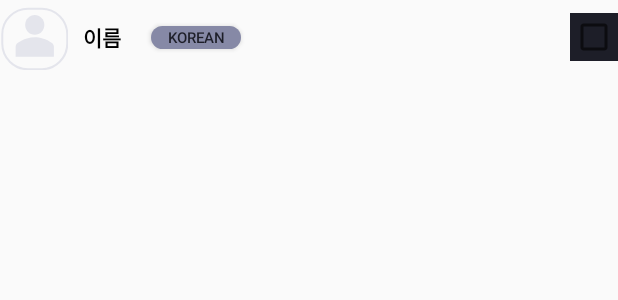
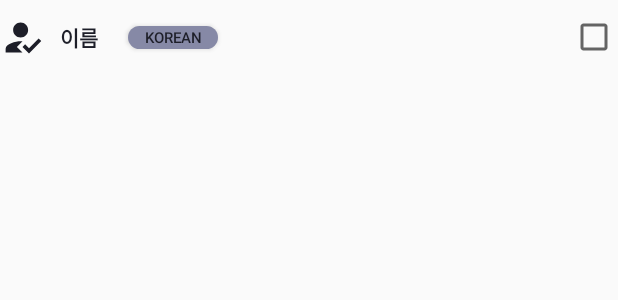
Before and after one commit to ARTRIUM/client, an Android app: the layout invite_detail.xml on its own in the app's theme, with its tools: preview values and no code run, on a phone screen of 412 x 824 dp. Shown: the top 300 px of the screen. Run offline under Robolectric (Android 15) with nearby library versions, the phone set to English and light mode, and no system bars.

Commit message:
change chatlistview

```diff
--- a/app/src/main/java/com/example/everytranslation/adapter/InviteListRecyclerViewAdapter.kt
+++ b/app/src/main/java/com/example/everytranslation/adapter/InviteListRecyclerViewAdapter.kt
@@ -27,6 +27,7 @@ class InviteListRecyclerViewAdapter(val context: Context,val friendList: ArrayLi
 
             fun bind(friend: Friend,context:Context) {
                 name?.text = friend.name
+                national?.text=friend.language
 
                 checkBox?.setOnCheckedChangeListener { _, isChecked ->
                     if (isChecked) {
--- /dev/null
+++ b/app/src/main/res/drawable/ic_add_friend.xml
@@ -0,0 +1,15 @@
+<vector xmlns:android="http://schemas.android.com/apk/res/android"
+    android:width="24dp"
+    android:height="24dp"
+    android:viewportWidth="24"
+    android:viewportHeight="24"
+    android:tint="@color/everygreen">
+  <path
+      android:fillColor="@android:color/white"
+      android:pathData="M9,17l3,-2.94c-0.39,-0.04 -0.68,-0.06 -1,-0.06 -2.67,0 -8,1.34 -8,4v2h9l-3,-3zM11,12c2.21,0 4,-1.79 4,-4s-1.79,-4 -4,-4 -4,1.79 -4,4 1.79,4 4,4"
+      android:fillType="evenOdd"/>
+  <path
+      android:fillColor="@color/purple_dark"
+      android:pathData="M15.47,20.5L12,17l1.4,-1.41 2.07,2.08 5.13,-5.17 1.4,1.41z"
+      android:fillType="evenOdd"/>
+</vector>
--- a/app/src/main/res/drawable/reservation_background.xml
+++ b/app/src/main/res/drawable/reservation_background.xml
@@ -1,7 +1,7 @@
 <?xml version="1.0" encoding="utf-8"?>
 <shape xmlns:android="http://schemas.android.com/apk/res/android"
     android:shape="rectangle">
-    <corners android:radius="30dp"></corners>
+    <corners android:radius="0dp"></corners>
     <solid android:color="@color/purple_dark">
     </solid>
 
--- a/app/src/main/res/layout/invite_detail.xml
+++ b/app/src/main/res/layout/invite_detail.xml
@@ -4,14 +4,15 @@
     android:layout_width="match_parent"
     android:layout_height="50dp"
     android:gravity="center_vertical"
-    android:orientation="horizontal">
+    android:orientation="horizontal"
+    >
 
     <ImageView
         android:id="@+id/invite_image_url"
-        android:layout_width="wrap_content"
-        android:layout_height="wrap_content"
+        android:layout_width="30dp"
+        android:layout_height="30dp"
         android:gravity="center_vertical"
-        android:src="@drawable/people"/>
+        android:src="@drawable/ic_add_friend"/>
 
     <TextView
         android:id="@+id/invite_name"
@@ -20,7 +21,7 @@
         android:layout_height="wrap_content"
         android:paddingHorizontal="10dp"
         android:paddingVertical="10dp"
-        android:textColor="@color/black"
+        android:textColor="@color/everygreen"
         android:textStyle="bold" />
 
     <Button
@@ -44,7 +45,6 @@
         android:layout_width="wrap_content"
         android:layout_height="wrap_content"
         android:layout_marginLeft="10dp"
-        android:background="@drawable/chat_box"
         android:textSize="8dp"
         />
 
```
Also changed, not shown: app/src/main/java/com/example/everytranslation/adapter/FriendListViewAdapter.kt (+18 -5 lines), app/src/main/res/layout/activity_chat_drawer.xml (+5 -4 lines), app/src/main/res/drawable-v24/america.png (added), app/src/main/res/drawable-v24/china.png (added).
